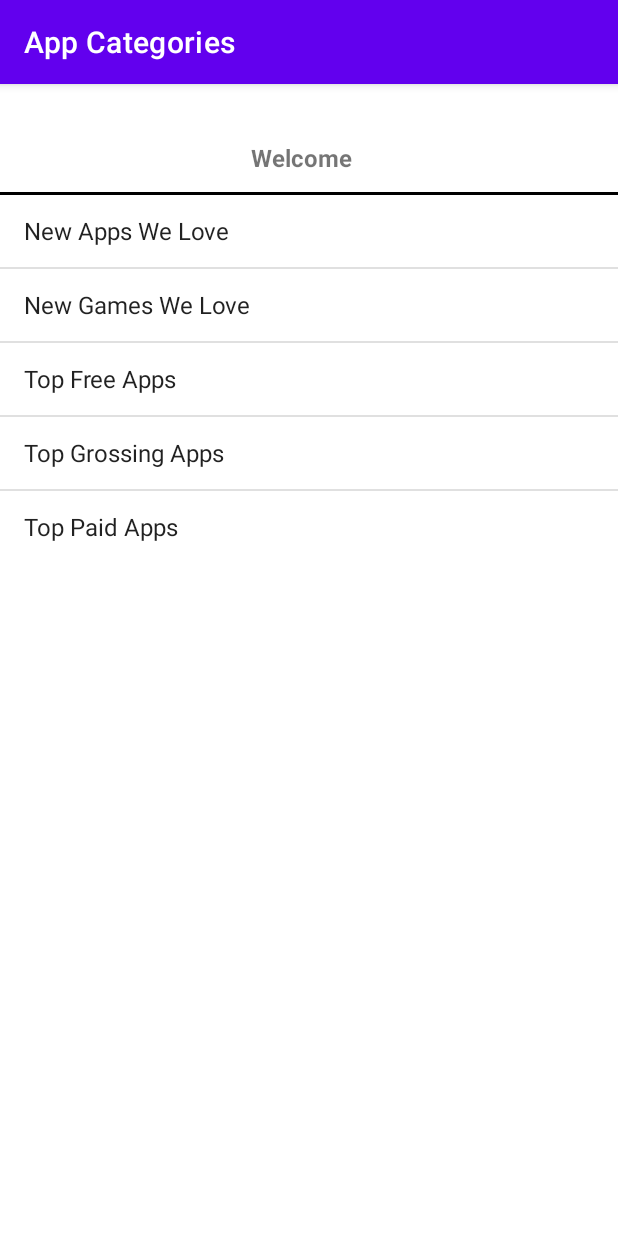
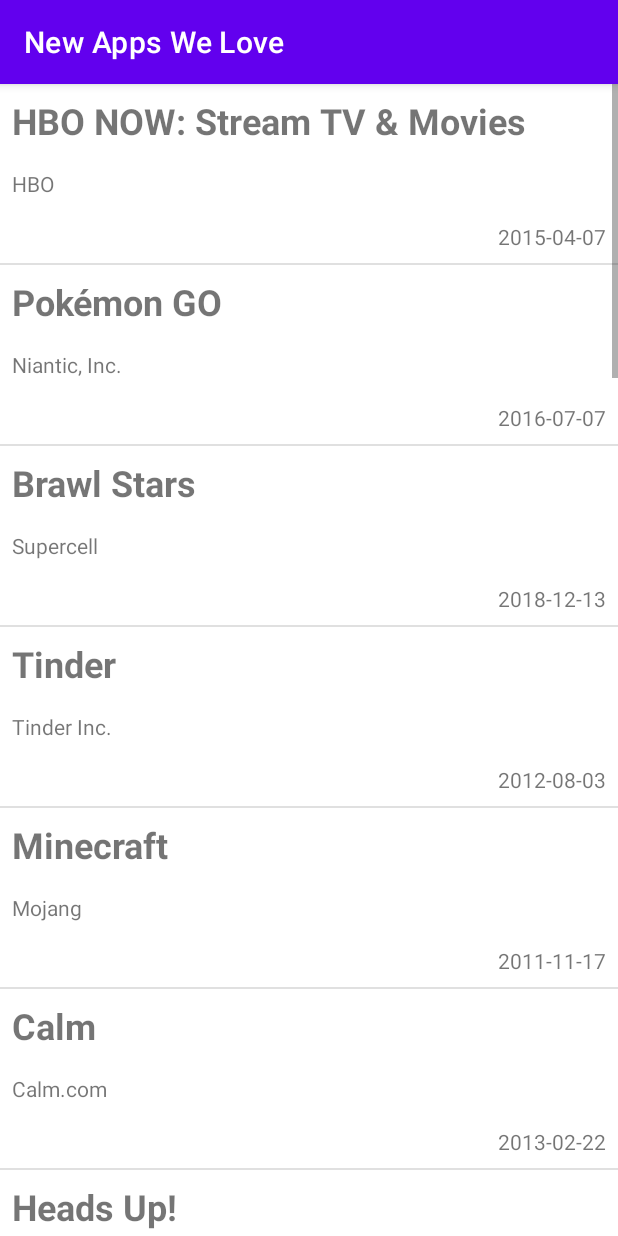
Before and after one commit to kailashchivhe/MobileDev, an Android app: the screen it shows after launch (MainActivity), after a tap on "New Apps We Love", on a phone screen of 412 x 824 dp. Run offline under Robolectric (Android 15) with nearby library versions, the phone set to English and light mode, and no system bars.

Commit message:
Completed assignment inclass 5 group

```diff
--- a/InClass05/app/src/main/java/com/kai/inclass05/MainActivity.java
+++ b/InClass05/app/src/main/java/com/kai/inclass05/MainActivity.java
@@ -6,8 +6,13 @@ import androidx.fragment.app.FragmentManager;
 
 import android.os.Bundle;
 
+import com.kai.inclass05.data.DataServices;
 import com.kai.inclass05.listener.FragmentReplaceListener;
 import com.kai.inclass05.ui.AppCategoriesFragment;
+import com.kai.inclass05.ui.AppDetailsFragment;
+import com.kai.inclass05.ui.CategoryListFragment;
+
+import java.util.Objects;
 
 public class MainActivity extends AppCompatActivity implements FragmentReplaceListener {
 
@@ -26,8 +31,28 @@ public class MainActivity extends AppCompatActivity implements FragmentReplaceLi
         mFragmentManager.beginTransaction().add( R.id.container, fragment, AppCategoriesFragment.TAG ).commit();
     }
 
+    private void setCategoryListFragment( Fragment fragment )
+    {
+        mFragmentManager.beginTransaction().add( R.id.container, fragment, CategoryListFragment.TAG ).addToBackStack( CategoryListFragment.TAG).commit();
+    }
+
+    private void setAppDetailFragment( Fragment fragment )
+    {
+        mFragmentManager.beginTransaction().add( R.id.container, fragment, AppDetailsFragment.TAG ).addToBackStack( AppDetailsFragment.TAG).commit();
+    }
+
     @Override
     public void onAppCategoryClick(String category) {
-        //launch next category list fragment.
+        setCategoryListFragment( CategoryListFragment.newInstance( category) );
+    }
+
+    @Override
+    public void onCategoryClick(DataServices.App app) {
+        setAppDetailFragment( AppDetailsFragment.newInstance( app) );
+    }
+
+    @Override
+    public void setTitle(String title) {
+        Objects.requireNonNull(getSupportActionBar()).setTitle( title );
     }
 }
--- a/InClass05/app/src/main/java/com/kai/inclass05/adapter/AppListsAdapter.java
+++ b/InClass05/app/src/main/java/com/kai/inclass05/adapter/AppListsAdapter.java
@@ -5,6 +5,7 @@ import android.view.LayoutInflater;
 import android.view.View;
 import android.view.ViewGroup;
 import android.widget.ArrayAdapter;
+import android.widget.TextView;
 
 import androidx.annotation.NonNull;
 import androidx.annotation.Nullable;
@@ -12,21 +13,43 @@ import androidx.annotation.Nullable;
 import com.kai.inclass05.R;
 import com.kai.inclass05.data.DataServices;
 
+import java.util.ArrayList;
+
 public class AppListsAdapter extends ArrayAdapter<DataServices.App> {
 
-    public AppListsAdapter(@NonNull Context context, int resource) {
+    ArrayList<DataServices.App> mAppList;
+    Context mContext;
+
+    public AppListsAdapter(@NonNull Context context, int resource, ArrayList<DataServices.App> list) {
         super(context, resource);
+        mContext = context;
+        mAppList = list;
     }
 
     @NonNull
     @Override
     public View getView(int position, @Nullable View convertView, @NonNull ViewGroup parent) {
-        if( convertView != null )
+
+        if( convertView == null )
         {
-            convertView = LayoutInflater.from( getContext() ).inflate(R.layout.activity_main, parent, false );
+            convertView = LayoutInflater.from( mContext ).inflate( R.layout.app_item, parent, false );
         }
-        DataServices.App app = getItem( position );
+
+        DataServices.App app = mAppList.get( position );
         //Set Resource data
+        TextView appName = convertView.findViewById( R.id.appName );
+        TextView artistName = convertView.findViewById( R.id.artist );
+        TextView release = convertView.findViewById( R.id.releaseDate );
+
+        appName.setText( app.name );
+        artistName.setText( app.artistName );
+        release.setText( app.releaseDate );
+
         return convertView;
     }
+
+    @Override
+    public int getCount() {
+        return mAppList.size();
+    }
 }
--- a/InClass05/app/src/main/java/com/kai/inclass05/data/DataServices.java
+++ b/InClass05/app/src/main/java/com/kai/inclass05/data/DataServices.java
@@ -165,8 +165,8 @@ public class DataServices {
     }
 
     public static class App  implements Serializable {
-        ArrayList<String> genres;
-        String id, artistId, artistName, artworkUrl100, name, releaseDate, url;
+        public ArrayList<String> genres;
+        public String id, artistId, artistName, artworkUrl100, name, releaseDate, url;
 
         public App(ArrayList<String> genres, String id, String artistId, String artistName, String artworkUrl100, String name, String releaseDate, String url) {
             this.genres = genres;
--- a/InClass05/app/src/main/java/com/kai/inclass05/listener/FragmentReplaceListener.java
+++ b/InClass05/app/src/main/java/com/kai/inclass05/listener/FragmentReplaceListener.java
@@ -5,4 +5,6 @@ import com.kai.inclass05.data.DataServices;
 public interface FragmentReplaceListener {
 
     void onAppCategoryClick( String category );
+    void onCategoryClick(DataServices.App app);
+    void setTitle( String title );
 }
--- a/InClass05/app/src/main/java/com/kai/inclass05/ui/AppCategoriesFragment.java
+++ b/InClass05/app/src/main/java/com/kai/inclass05/ui/AppCategoriesFragment.java
@@ -11,7 +11,6 @@ import android.view.View;
 import android.view.ViewGroup;
 import android.widget.AdapterView;
 import android.widget.ArrayAdapter;
-import android.widget.ListView;
 
 import com.kai.inclass05.MainActivity;
 import com.kai.inclass05.R;
@@ -19,7 +18,6 @@ import com.kai.inclass05.data.DataServices;
 import com.kai.inclass05.databinding.FragmentAppCategoriesBinding;
 import com.kai.inclass05.listener.FragmentReplaceListener;
 
-import java.util.ArrayList;
 
 public class AppCategoriesFragment extends Fragment {
 
@@ -33,7 +31,6 @@ public class AppCategoriesFragment extends Fragment {
     public void onAttach(@NonNull Context context) {
         super.onAttach(context);
         mFragmentReplaceListener = (MainActivity) context;
-        ((MainActivity) context).setTitle( R.string.app_categories_title );
     }
 
 
@@ -55,6 +52,12 @@ public class AppCategoriesFragment extends Fragment {
         return mFragmentAppCategoriesBinding.getRoot();
     }
 
+    @Override
+    public void onResume() {
+        super.onResume();
+        mFragmentReplaceListener.setTitle( getString( R.string.app_categories_title ) );
+    }
+
     private void initListView() {
         mAdapter = new ArrayAdapter<String>( getActivity(), android.R.layout.simple_list_item_1, android.R.id.text1, DataServices.getAppCategories() );
         mFragmentAppCategoriesBinding.listView.setAdapter( mAdapter );
--- /dev/null
+++ b/InClass05/app/src/main/java/com/kai/inclass05/ui/CategoryListFragment.java
@@ -0,0 +1,88 @@
+package com.kai.inclass05.ui;
+
+import android.content.Context;
+import android.os.Bundle;
+
+import androidx.annotation.NonNull;
+import androidx.fragment.app.Fragment;
+
+import android.view.LayoutInflater;
+import android.view.View;
+import android.view.ViewGroup;
+import android.widget.AdapterView;
+
+import com.kai.inclass05.MainActivity;
+import com.kai.inclass05.R;
+import com.kai.inclass05.adapter.AppListsAdapter;
+import com.kai.inclass05.data.DataServices;
+import com.kai.inclass05.databinding.FragmentCategoryListBinding;
+import com.kai.inclass05.listener.FragmentReplaceListener;
+
+import java.util.ArrayList;
+
+public class CategoryListFragment extends Fragment {
+
+    public static final String TAG = "CategoryListFragment";
+    private static final String ARG_PARAM1 = "param1";
+
+    private String mCategoryName;
+
+    FragmentReplaceListener mFragmentReplaceListener;
+
+    FragmentCategoryListBinding mFragmentCategoryListBinding;
+
+    AppListsAdapter mAdapter;
+
+    ArrayList<DataServices.App> mAppList;
+
+    public static CategoryListFragment newInstance(String param1) {
+        CategoryListFragment fragment = new CategoryListFragment();
+        Bundle args = new Bundle();
+        args.putString(ARG_PARAM1, param1);
+        fragment.setArguments(args);
+        return fragment;
+    }
+
+    @Override
+    public void onAttach(@NonNull Context context) {
+        super.onAttach(context);
+        mFragmentReplaceListener = (MainActivity) context;
+    }
+
+    @Override
+    public void onCreate(Bundle savedInstanceState) {
+        super.onCreate(savedInstanceState);
+        if (getArguments() != null) {
+            mCategoryName = getArguments().getString(ARG_PARAM1);
+        }
+    }
+
+    @Override
+    public View onCreateView(LayoutInflater inflater, ViewGroup container,
+                             Bundle savedInstanceState) {
+        mFragmentCategoryListBinding = FragmentCategoryListBinding.inflate( inflater, container, false );
+        initListView();
+        return mFragmentCategoryListBinding.getRoot();
+    }
+
+    private void initListView() {
+        if( getActivity() != null ) {
+            mAppList = DataServices.getAppsByCategory(mCategoryName);
+            mAdapter = new AppListsAdapter(getActivity(), R.layout.app_item, mAppList );
+            mFragmentCategoryListBinding.listView.setAdapter(mAdapter);
+            mAdapter.notifyDataSetChanged();
+            mFragmentCategoryListBinding.listView.setOnItemClickListener(new AdapterView.OnItemClickListener() {
+                @Override
+                public void onItemClick(AdapterView<?> parent, View view, int position, long id) {
+                    mFragmentReplaceListener.onCategoryClick( mAppList.get( position) );
+                }
+            });
+        }
+    }
+
+    @Override
+    public void onResume() {
+        super.onResume();
+        mFragmentReplaceListener.setTitle( mCategoryName );
+    }
+}
--- /dev/null
+++ b/InClass05/app/src/main/res/layout/app_item.xml
@@ -0,0 +1,36 @@
+<?xml version="1.0" encoding="utf-8"?>
+<RelativeLayout
+    xmlns:android="http://schemas.android.com/apk/res/android"
+    xmlns:app="http://schemas.android.com/apk/res-auto"
+    android:layout_width="match_parent"
+    android:layout_height="match_parent">
+
+
+    <TextView
+        android:id="@+id/appName"
+        android:layout_width="wrap_content"
+        android:layout_height="wrap_content"
+        android:textSize="24sp"
+        android:padding="8dp"
+        android:textStyle="bold"
+        app:layout_constraintStart_toStartOf="parent"
+        app:layout_constraintTop_toTopOf="parent" />
+
+    <TextView
+        android:id="@+id/artist"
+        android:layout_width="wrap_content"
+        android:layout_height="wrap_content"
+        android:textSize="14sp"
+        android:padding="8dp"
+        android:layout_below="@+id/appName" />
+
+    <TextView
+        android:id="@+id/releaseDate"
+        android:layout_width="wrap_content"
+        android:layout_height="wrap_content"
+        android:textSize="14sp"
+        android:padding="8dp"
+        android:layout_alignParentEnd="true"
+        android:layout_below="@+id/artist" />
+
+</RelativeLayout>
--- a/InClass05/app/src/main/res/layout/fragment_app_categories.xml
+++ b/InClass05/app/src/main/res/layout/fragment_app_categories.xml
@@ -4,6 +4,7 @@
     xmlns:tools="http://schemas.android.com/tools"
     android:layout_width="match_parent"
     android:layout_height="match_parent"
+    android:background="@color/white"
     tools:context=".ui.AppCategoriesFragment">
 
 
@@ -14,7 +15,7 @@
         android:layout_marginStart="172dp"
         android:layout_marginTop="38dp"
         android:layout_marginEnd="182dp"
-        android:textSize="16sp"
+        android:textSize="14sp"
         android:text="@string/welcome"
         android:textStyle="bold"
         app:layout_constraintEnd_toEndOf="parent"
--- /dev/null
+++ b/InClass05/app/src/main/res/layout/fragment_category_list.xml
@@ -0,0 +1,16 @@
+<?xml version="1.0" encoding="utf-8"?>
+<androidx.constraintlayout.widget.ConstraintLayout xmlns:android="http://schemas.android.com/apk/res/android"
+    xmlns:app="http://schemas.android.com/apk/res-auto"
+    xmlns:tools="http://schemas.android.com/tools"
+    android:layout_width="match_parent"
+    android:layout_height="match_parent"
+    android:background="@color/white"
+    tools:context=".ui.CategoryListFragment">
+
+    <ListView
+        android:id="@+id/listView"
+        app:layout_constraintEnd_toEndOf="parent"
+        app:layout_constraintStart_toStartOf="parent"
+        android:layout_width="match_parent"
+        android:layout_height="match_parent"/>
+</androidx.constraintlayout.widget.ConstraintLayout>
--- a/InClass05/app/src/main/res/values/strings.xml
+++ b/InClass05/app/src/main/res/values/strings.xml
@@ -4,4 +4,6 @@
     <string name="hello_blank_fragment">Hello blank fragment</string>
     <string name="welcome">Welcome</string>
     <string name="app_categories_title">App Categories</string>
+    <string name="genres">Genres</string>
+    <string name="app_details">App Details</string>
 </resources>
```
Also changed, not shown: InClass05/app/src/main/java/com/kai/inclass05/ui/AppDetailsFragment.java (added, +84 -0 lines), InClass05/app/src/main/res/layout/fragment_app_details.xml (added, +64 -0 lines).
